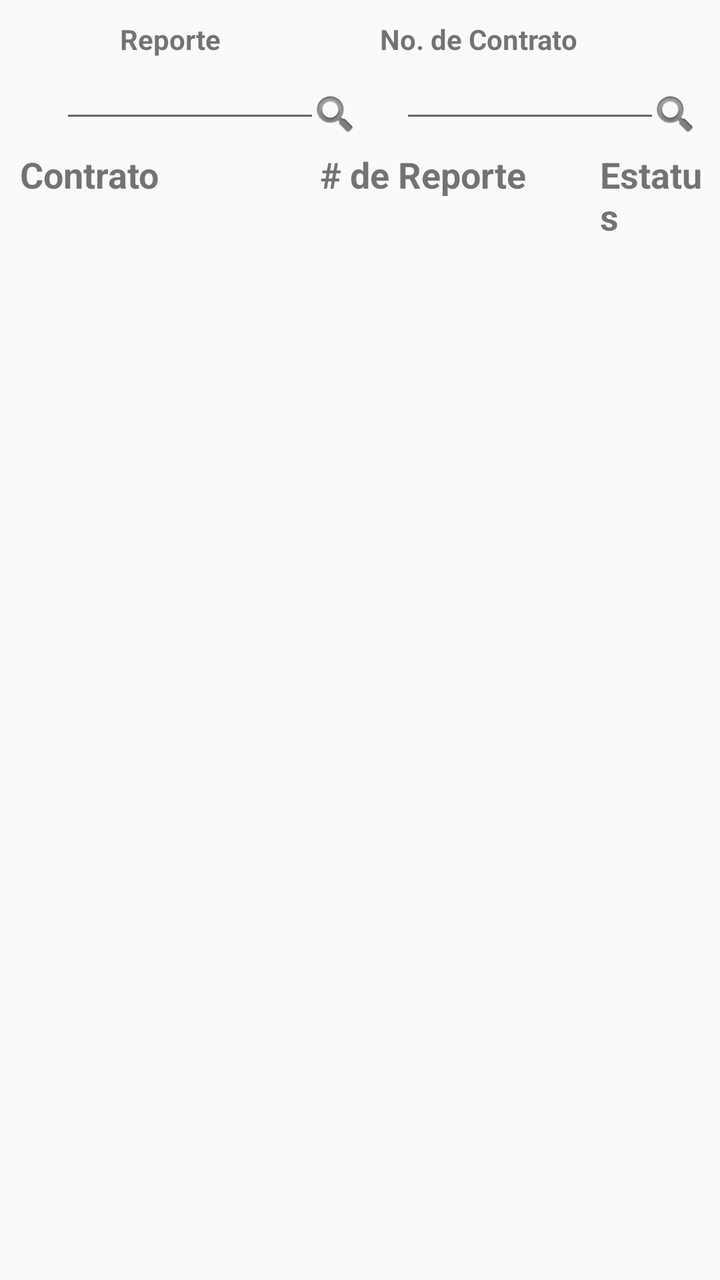
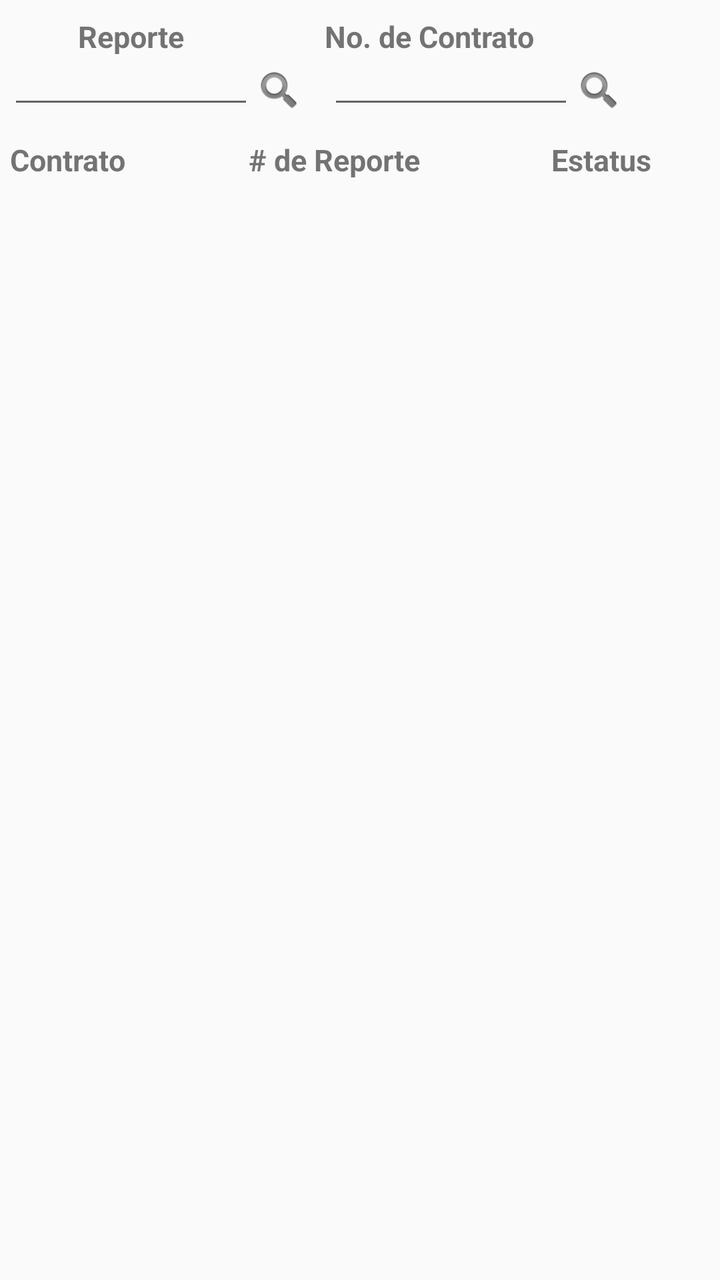

The first picture is an Android layout as it rendered before a commit; the second is the same layout after the commit. The layout source and the unified diff follow.
<!-- AndroidManifest.xml: application theme AppTheme -->
<!-- res/layout/content_reportes.xml -->
<?xml version="1.0" encoding="utf-8"?>
<android.support.constraint.ConstraintLayout xmlns:android="http://schemas.android.com/apk/res/android"
    xmlns:app="http://schemas.android.com/apk/res-auto"
    xmlns:tools="http://schemas.android.com/tools"
    android:layout_width="match_parent"
    android:layout_height="match_parent"
    app:layout_behavior="@string/appbar_scrolling_view_behavior"
    tools:context=".Activitys.Reportes"
    tools:showIn="@layout/app_bar_reportes">
    <RelativeLayout xmlns:android="http://schemas.android.com/apk/res/android"
        android:layout_width="match_parent"
        android:layout_height="match_parent"
        xmlns:app="http://schemas.android.com/apk/res-auto">
        <ListView
            android:id="@+id/listreporte"
            android:layout_width="match_parent"
            android:layout_height="match_parent"
            android:layout_alignParentTop="true"
            android:layout_marginTop="110dp"
            android:paddingLeft="8dp"
            android:paddingRight="8dp"
            android:dividerHeight="10dp"

            />
        <TextView
            android:layout_width="wrap_content"
            android:layout_height="wrap_content"
            android:text="@string/reporte"
            android:layout_marginTop="10dp"
            android:layout_marginStart="60dp"
            android:textStyle="bold"
            />
        <TextView
            android:layout_width="wrap_content"
            android:layout_height="wrap_content"
            android:text="@string/n_Contrato"
            android:layout_marginTop="10dp"
            android:layout_marginStart="190dp"
            android:textStyle="bold"
            />
        <TextView
            android:layout_width="wrap_content"
            android:layout_height="wrap_content"
            android:layout_alignParentStart="true"
            android:layout_marginTop="75dp"
            android:layout_marginStart="10dp"
            android:text="@string/contrato"
            android:textSize="18dp"
            android:textStyle="bold" />
        <TextView
            android:layout_width="wrap_content"
            android:layout_height="wrap_content"
            android:layout_alignParentStart="true"
            android:layout_marginStart="160dp"
            android:layout_marginTop="75dp"
            android:text="@string/n_Reporte"
            android:textSize="18dp"
            android:textStyle="bold" />
        <TextView
            android:layout_width="wrap_content"
            android:layout_height="wrap_content"
            android:layout_alignParentStart="true"
            android:layout_marginTop="75dp"
            android:layout_marginStart="300dp"
            android:text="@string/estatus"
            android:textSize="18dp"
            android:textStyle="bold" />
        <EditText
            android:id="@+id/reportesearch"
            android:layout_width="130dp"
            android:layout_height="wrap_content"
            android:layout_marginStart="30dp"
            android:layout_marginTop="25dp"
            android:inputType="number" />
        <Button
            android:layout_width="25dp"
            android:layout_height="25dp"
            android:gravity="center_vertical"
            android:layout_marginTop="45dp"
            android:background="@android:drawable/ic_search_category_default"
            android:id="@+id/breporte"
            android:layout_marginStart="155dp"
            android:layout_marginLeft="30dp" />
        <EditText
            android:id="@+id/contsearch"
            android:layout_width="130dp"
            android:layout_height="wrap_content"
            android:layout_marginStart="200dp"
            android:layout_marginTop="25dp"
            android:inputType="text|number" />
        <Button
            android:layout_width="25dp"
            android:layout_height="25dp"
            android:gravity="center_vertical"
            android:background="@android:drawable/ic_search_category_default"
            android:id="@+id/bcontrato"
            android:layout_marginStart="325dp"
            android:layout_marginLeft="30dp"
            android:layout_marginTop="45dp" />
        <TextView
            android:layout_width="wrap_content"
            android:layout_height="wrap_content"
            android:id="@+id/textview"
            android:layout_alignParentTop="true"
            android:layout_marginTop="250dp"
            />
    </RelativeLayout>
</android.support.constraint.ConstraintLayout>
<!-- res/layout/app_bar_reportes.xml (included above) -->
<?xml version="1.0" encoding="utf-8"?>
<android.support.design.widget.CoordinatorLayout xmlns:android="http://schemas.android.com/apk/res/android"
    xmlns:app="http://schemas.android.com/apk/res-auto"
    xmlns:tools="http://schemas.android.com/tools"
    android:layout_width="match_parent"
    android:layout_height="match_parent"
    tools:context=".Activitys.Orden">

    <android.support.design.widget.AppBarLayout
        android:layout_width="match_parent"
        android:layout_height="wrap_content"
        android:theme="@style/AppTheme.AppBarOverlay">

        <android.support.v7.widget.Toolbar
            android:id="@+id/toolbar"
            android:layout_width="match_parent"
            android:layout_height="?attr/actionBarSize"
            android:background="?attr/colorPrimary"
            app:popupTheme="@style/AppTheme.PopupOverlay" />

    </android.support.design.widget.AppBarLayout>

    <include layout="@layout/content_reportes" />




</android.support.design.widget.CoordinatorLayout>
<!-- resources referenced by this layout -->
<resources>
  <string name="contrato">Contrato</string>
  <string name="estatus">Estatus</string>
  <string name="n_Contrato">No. de Contrato</string>
  <string name="n_Reporte"># de Reporte</string>
  <string name="reporte">Reporte</string>
  <style name="AppTheme.AppBarOverlay" parent="ThemeOverlay.AppCompat.Dark.ActionBar" />
  <style name="AppTheme.PopupOverlay" parent="ThemeOverlay.AppCompat.Light" />
  <style name="AppTheme" parent="Theme.AppCompat.Light.DarkActionBar">
          
          <item name="colorPrimary">@color/colorPrimary</item>
          <item name="colorPrimaryDark">@color/colorPrimaryDark</item>
          <item name="colorAccent">@color/colorAccent</item>
          <item name="android:colorForeground">@android:color/background_dark</item>
      </style>
  <color name="colorPrimary">#0277BD</color>
  <color name="colorPrimaryDark">#004C8C</color>
  <color name="colorAccent">#0000FF</color>
</resources>

<!-- the commit's change to res/layout/content_reportes.xml (unified diff, before → after) -->
@@ -7,104 +7,144 @@
     app:layout_behavior="@string/appbar_scrolling_view_behavior"
     tools:context=".Activitys.Reportes"
     tools:showIn="@layout/app_bar_reportes">
-    <RelativeLayout xmlns:android="http://schemas.android.com/apk/res/android"
+
+    <ListView
+        android:id="@+id/listreporte"
         android:layout_width="match_parent"
         android:layout_height="match_parent"
-        xmlns:app="http://schemas.android.com/apk/res-auto">
-        <ListView
-            android:id="@+id/listreporte"
-            android:layout_width="match_parent"
-            android:layout_height="match_parent"
-            android:layout_alignParentTop="true"
-            android:layout_marginTop="110dp"
-            android:paddingLeft="8dp"
-            android:paddingRight="8dp"
-            android:dividerHeight="10dp"
+        android:layout_alignParentTop="true"
+        android:layout_marginTop="100dp"
+        android:dividerHeight="10dp"
+        android:paddingLeft="8dp"
+        android:paddingRight="8dp"
+        android:textSize="@dimen/chico"
+        app:layout_constraintEnd_toEndOf="parent"
+        app:layout_constraintStart_toStartOf="parent"
+        app:layout_constraintTop_toTopOf="parent" />
 
-            />
-        <TextView
-            android:layout_width="wrap_content"
-            android:layout_height="wrap_content"
-            android:text="@string/reporte"
-            android:layout_marginTop="10dp"
-            android:layout_marginStart="60dp"
-            android:textStyle="bold"
-            />
-        <TextView
-            android:layout_width="wrap_content"
-            android:layout_height="wrap_content"
-            android:text="@string/n_Contrato"
-            android:layout_marginTop="10dp"
-            android:layout_marginStart="190dp"
-            android:textStyle="bold"
-            />
-        <TextView
-            android:layout_width="wrap_content"
-            android:layout_height="wrap_content"
-            android:layout_alignParentStart="true"
-            android:layout_marginTop="75dp"
-            android:layout_marginStart="10dp"
-            android:text="@string/contrato"
-            android:textSize="18dp"
-            android:textStyle="bold" />
-        <TextView
-            android:layout_width="wrap_content"
-            android:layout_height="wrap_content"
-            android:layout_alignParentStart="true"
-            android:layout_marginStart="160dp"
-            android:layout_marginTop="75dp"
-            android:text="@string/n_Reporte"
-            android:textSize="18dp"
-            android:textStyle="bold" />
-        <TextView
-            android:layout_width="wrap_content"
-            android:layout_height="wrap_content"
-            android:layout_alignParentStart="true"
-            android:layout_marginTop="75dp"
-            android:layout_marginStart="300dp"
-            android:text="@string/estatus"
-            android:textSize="18dp"
-            android:textStyle="bold" />
-        <EditText
-            android:id="@+id/reportesearch"
-            android:layout_width="130dp"
-            android:layout_height="wrap_content"
-            android:layout_marginStart="30dp"
-            android:layout_marginTop="25dp"
-            android:inputType="number" />
-        <Button
-            android:layout_width="25dp"
-            android:layout_height="25dp"
-            android:gravity="center_vertical"
-            android:layout_marginTop="45dp"
-            android:background="@android:drawable/ic_search_category_default"
-            android:id="@+id/breporte"
-            android:layout_marginStart="155dp"
-            android:layout_marginLeft="30dp" />
-        <EditText
-            android:id="@+id/contsearch"
-            android:layout_width="130dp"
-            android:layout_height="wrap_content"
-            android:layout_marginStart="200dp"
-            android:layout_marginTop="25dp"
-            android:inputType="text|number" />
-        <Button
-            android:layout_width="25dp"
-            android:layout_height="25dp"
-            android:gravity="center_vertical"
-            android:background="@android:drawable/ic_search_category_default"
-            android:id="@+id/bcontrato"
-            android:layout_marginStart="325dp"
-            android:layout_marginLeft="30dp"
-            android:layout_marginTop="45dp" />
-        <TextView
-            android:layout_width="wrap_content"
-            android:layout_height="wrap_content"
-            android:id="@+id/textview"
-            android:layout_alignParentTop="true"
-            android:layout_marginTop="250dp"
-            />
-    </RelativeLayout>
+    <TextView
+        android:id="@+id/textView41"
+        android:layout_width="wrap_content"
+        android:layout_height="wrap_content"
+        android:layout_marginTop="8dp"
+        android:text="@string/reporte"
+        android:textSize="15dp"
+        android:textStyle="bold"
+        app:layout_constraintEnd_toEndOf="@+id/reportesearch"
+        app:layout_constraintStart_toStartOf="@+id/reportesearch"
+        app:layout_constraintTop_toTopOf="parent" />
+
+    <EditText
+        android:id="@+id/reportesearch"
+        android:layout_width="123dp"
+        android:layout_height="28dp"
+        android:layout_alignParentTop="true"
+        android:layout_marginStart="4dp"
+        android:layout_marginTop="3dp"
+        android:inputType="number"
+        android:textSize="15dp"
+        app:layout_constraintStart_toStartOf="parent"
+        app:layout_constraintTop_toBottomOf="@+id/textView41" />
+
+    <Button
+        android:id="@+id/breporte"
+        android:layout_width="25dp"
+        android:layout_height="25dp"
+        android:background="@android:drawable/ic_search_category_default"
+        android:gravity="center_vertical"
+        app:layout_constraintBottom_toBottomOf="@+id/reportesearch"
+        app:layout_constraintStart_toEndOf="@+id/reportesearch"
+        app:layout_constraintTop_toTopOf="@+id/reportesearch" />
+
+
+    <EditText
+        android:id="@+id/contsearch"
+        android:layout_width="123dp"
+        android:layout_height="28dp"
+        android:layout_alignParentTop="true"
+        android:layout_alignParentEnd="true"
+        android:layout_marginStart="12dp"
+        android:layout_marginTop="3dp"
+        android:inputType="text|number"
+        android:textSize="15dp"
+        app:layout_constraintStart_toEndOf="@+id/breporte"
+        app:layout_constraintTop_toBottomOf="@+id/textView44" />
+
+    <Button
+        android:id="@+id/bcontrato"
+        android:layout_width="25dp"
+        android:layout_height="25dp"
+        android:background="@android:drawable/ic_search_category_default"
+        android:gravity="center_vertical"
+        app:layout_constraintBottom_toBottomOf="@+id/contsearch"
+        app:layout_constraintStart_toEndOf="@+id/contsearch"
+        app:layout_constraintTop_toTopOf="@+id/contsearch" />
+
+    <TextView
+        android:id="@+id/textView44"
+        android:layout_width="wrap_content"
+        android:layout_height="wrap_content"
+        android:layout_marginStart="70dp"
+        android:layout_marginTop="8dp"
+        android:text="@string/n_Contrato"
+        android:textSize="@dimen/mediano"
+        android:textStyle="bold"
+        app:layout_constraintStart_toEndOf="@+id/textView41"
+        app:layout_constraintTop_toTopOf="parent" />
+
+    <TextView
+        android:id="@+id/textView47"
+        android:layout_width="wrap_content"
+        android:layout_height="wrap_content"
+        android:layout_alignParentStart="true"
+        android:layout_marginStart="5dp"
+        android:layout_marginEnd="16dp"
+        android:text="@string/contrato"
+        android:textSize="@dimen/mediano"
+        android:textStyle="bold"
+        app:layout_constraintBottom_toTopOf="@+id/listreporte"
+        app:layout_constraintEnd_toEndOf="parent"
+        app:layout_constraintHorizontal_bias="0.0"
+        app:layout_constraintStart_toStartOf="parent"
+        app:layout_constraintTop_toBottomOf="@+id/contsearch" />
+
+    <TextView
+        android:id="@+id/textView46"
+        android:layout_width="wrap_content"
+        android:layout_height="wrap_content"
+        android:layout_alignParentStart="true"
+        android:layout_marginStart="8dp"
+        android:layout_marginTop="8dp"
+        android:layout_marginEnd="8dp"
+        android:layout_marginBottom="8dp"
+        android:text="@string/n_Reporte"
+        android:textSize="@dimen/mediano"
+        android:textStyle="bold"
+        app:layout_constraintBottom_toTopOf="@+id/listreporte"
+        app:layout_constraintEnd_toEndOf="parent"
+        app:layout_constraintHorizontal_bias="0.44"
+        app:layout_constraintStart_toStartOf="@+id/textView47"
+        app:layout_constraintTop_toBottomOf="@+id/reportesearch" />
+
+
+    <TextView
+        android:id="@+id/textView45"
+        android:layout_width="wrap_content"
+        android:layout_height="wrap_content"
+        android:layout_alignParentStart="true"
+        android:layout_marginStart="8dp"
+        android:layout_marginTop="8dp"
+        android:layout_marginEnd="8dp"
+        android:layout_marginBottom="8dp"
+        android:text="@string/estatus"
+        android:textSize="15dp"
+        android:textStyle="bold"
+        app:layout_constraintBottom_toTopOf="@+id/listreporte"
+        app:layout_constraintEnd_toEndOf="parent"
+        app:layout_constraintHorizontal_bias="0.91"
+        app:layout_constraintStart_toStartOf="parent"
+        app:layout_constraintTop_toBottomOf="@+id/contsearch" />
+
 </android.support.constraint.ConstraintLayout>
 <!-- res/layout/app_bar_reportes.xml (included above) -->
 <?xml version="1.0" encoding="utf-8"?>
<!-- resource entries referenced after the edit -->
@@ -1,5 +1,7 @@
 <!-- resources referenced by this layout -->
 <resources>
+  <dimen name="chico">10dp</dimen>
+  <dimen name="mediano">15dp</dimen>
   <string name="contrato">Contrato</string>
   <string name="estatus">Estatus</string>
   <string name="n_Contrato">No. de Contrato</string>
